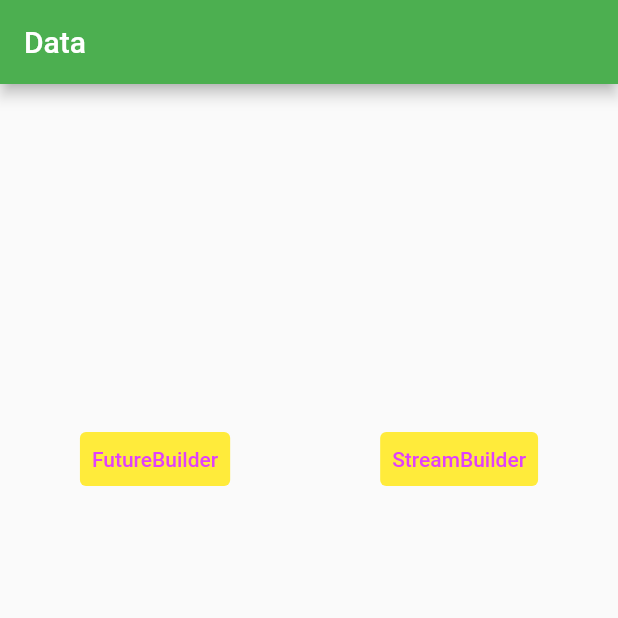
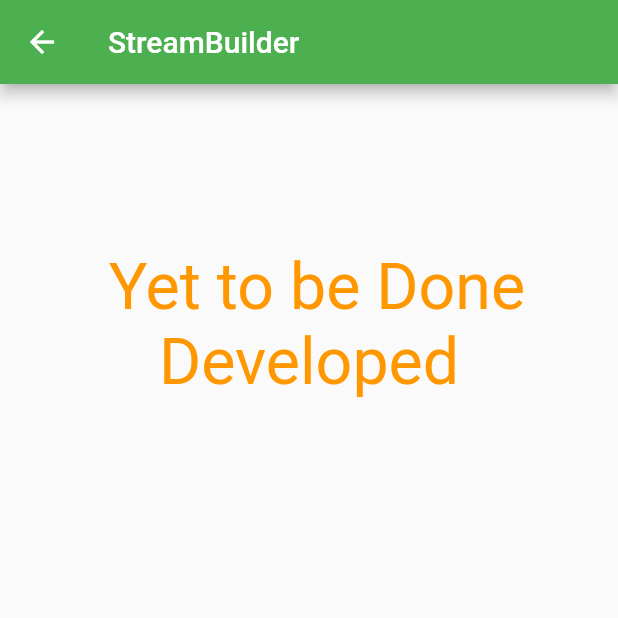
Before and after one commit to ajaymrbijak/my_flutter_futurebuilder, a Flutter app: the screen it shows after launch, after a tap on "StreamBuilder", on a phone screen of 412 x 824 dp, the top half of it. Run offline on Flutter 3.47's test engine with Material 2 defaults, Android fonts, the phone set to English and light mode, and no system bars; network calls fail.

Commit message:
StreamBuild Navigator

```diff
--- a/lib/main.dart
+++ b/lib/main.dart
@@ -1,5 +1,6 @@
 import 'package:flutter/material.dart';
 import 'package:futurebuild/second.dart';
+import 'package:futurebuild/streampage.dart';
 
 void main() => runApp(const MyApp());
 
@@ -40,16 +41,19 @@ class _MyBuildStateState extends State<MyBuildState> {
             ),
             TextButton(
               style: TextButton.styleFrom(
-                  primary: Colors.purpleAccent,
-                  backgroundColor: Colors.yellow // Text Color
-                  ),
+                  primary: Colors.purpleAccent, backgroundColor: Colors.yellow),
               onPressed: (() {
                 Navigator.push(
                     context,
                     MaterialPageRoute(
                         builder: ((context) => const SecondScreen())));
               }),
-              child: const Text('FutureBuilder'),
+              child: const Text(
+                'FutureBuilder',
+                style: TextStyle(
+                  fontSize: 20.5,
+                ),
+              ),
             ),
             const SizedBox(
               width: 100,
@@ -59,8 +63,18 @@ class _MyBuildStateState extends State<MyBuildState> {
                   primary: Colors.purpleAccent,
                   backgroundColor: Colors.yellow // Text Color
                   ),
-              onPressed: (() {}),
-              child: const Text('StreamBuilder'),
+              onPressed: (() {
+                Navigator.push(
+                    context,
+                    MaterialPageRoute(
+                        builder: ((context) => const StreamPage())));
+              }),
+              child: const Text(
+                'StreamBuilder',
+                style: TextStyle(
+                  fontSize: 20.5,
+                ),
+              ),
             )
           ],
         ));
--- /dev/null
+++ b/lib/streampage.dart
@@ -0,0 +1,23 @@
+import 'package:flutter/material.dart';
+
+class StreamPage extends StatelessWidget {
+  const StreamPage({Key? key}) : super(key: key);
+
+  @override
+  Widget build(BuildContext context) {
+    return Scaffold(
+      appBar: AppBar(
+        title: const Text("StreamBuilder"),
+      ),
+      body: Container(
+        padding: const EdgeInsets.all(30),
+        margin: const EdgeInsets.symmetric(vertical: 80),
+        child: const Text(
+          " Yet to be Done Developed ",
+          textAlign: TextAlign.center,
+          style: TextStyle(color: Colors.orange, fontSize: 43.0),
+        ),
+      ),
+    );
+  }
+}
```
